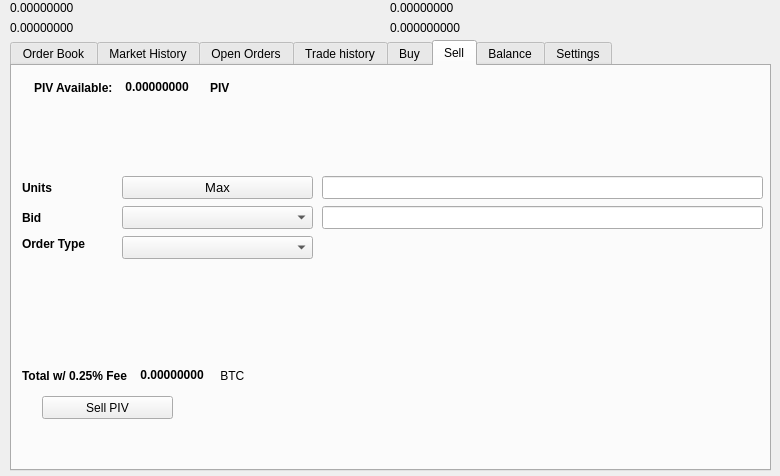
The window that src/qt/forms/tradingdialog.ui (Beasta/Divicoin) describes before a commit, drawn with Qt 5.
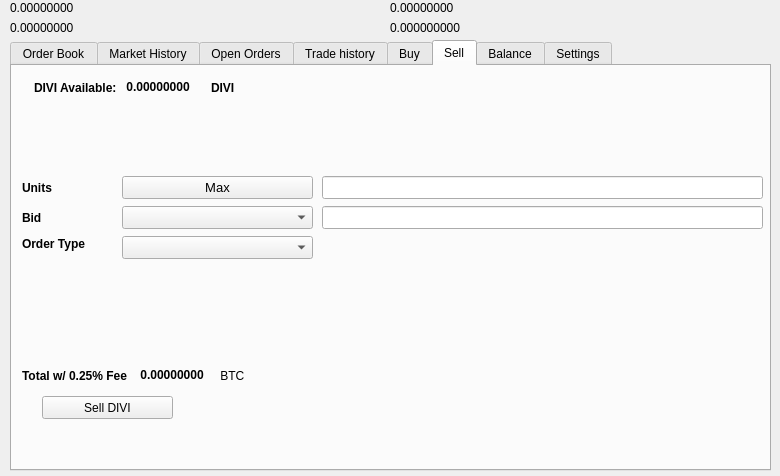
The same window after the commit. The open tabs and pages were chosen to show the change. Icons and pictures are not drawn.

Commit message: qt: refactored: DIVI units

```diff
--- a/src/qt/forms/tradingdialog.ui
+++ b/src/qt/forms/tradingdialog.ui
@@ -1751,7 +1751,7 @@
       </rect>
      </property>
      <property name="text">
-      <string>Sell PIV</string>
+      <string>Sell DIVI</string>
      </property>
      <property name="icon">
       <iconset resource="../divi">
@@ -1777,7 +1777,7 @@
          </font>
         </property>
         <property name="text">
-         <string>PIV Available:</string>
+         <string>DIVI Available:</string>
         </property>
        </widget>
       </item>
@@ -2221,7 +2221,7 @@
          </font>
         </property>
         <property name="text">
-         <string>PIV</string>
+         <string>DIVI</string>
         </property>
        </widget>
       </item>
```
Left out of the diff: 34 changed lines with no effect on the pictures. The commit also changes 4 other files.
